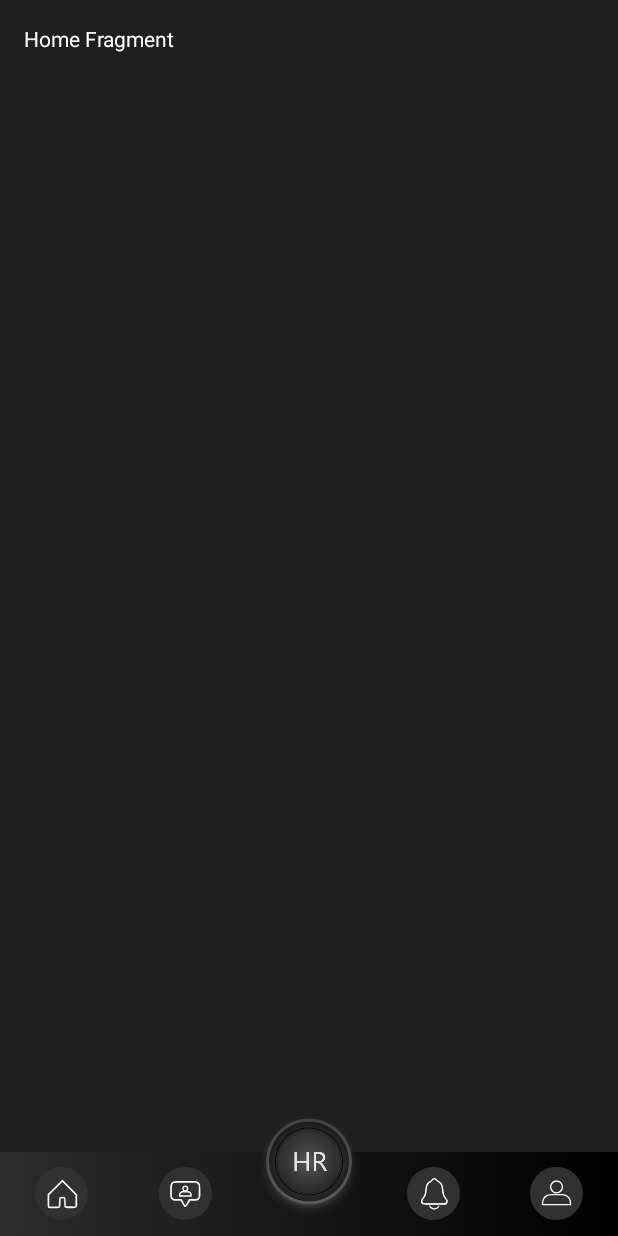
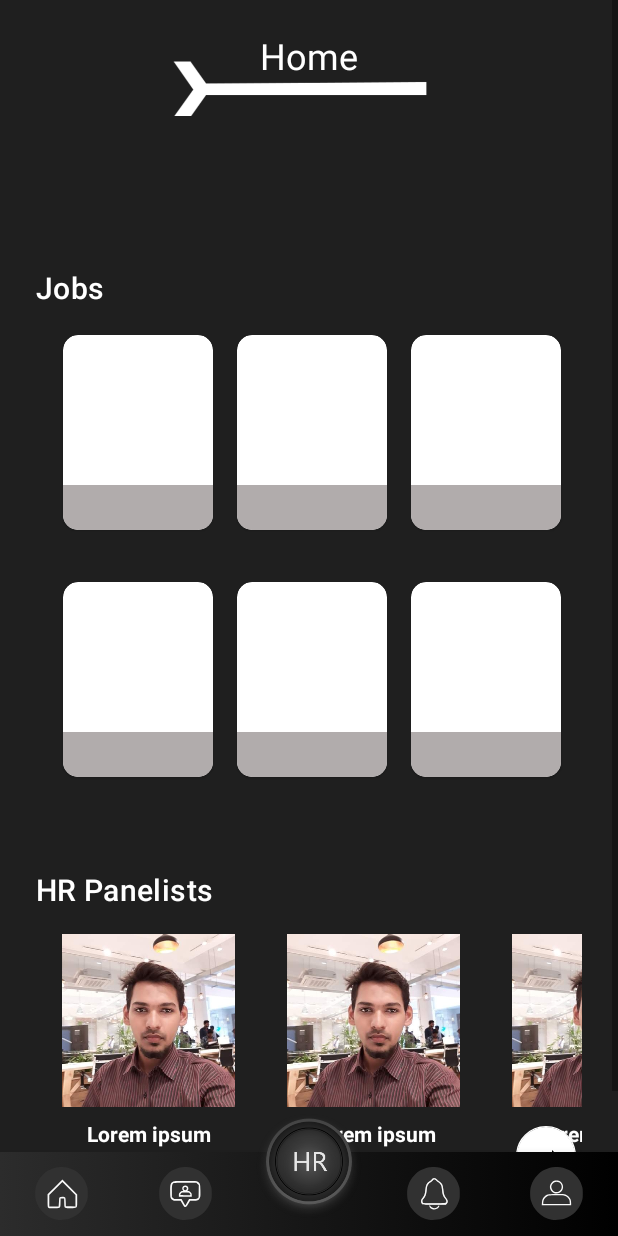
Before and after one commit to arsalanfakhar/Seklo, an Android app: the HomeFragment screen opened directly, with no data from a screen before it, on a phone screen of 412 x 824 dp. Run offline under Robolectric (Android 15) with nearby library versions, the phone set to English and light mode, and no system bars; our stand-ins replace navigation-ui.

Commit message:
Added home and notifications screen:

```diff
--- a/app/src/main/java/com/trulyfuture/seklo/HomeFragment.java
+++ /dev/null
@@ -1,19 +0,0 @@
-package com.trulyfuture.seklo;
-
-import android.os.Bundle;
-
-import androidx.fragment.app.Fragment;
-
-import android.view.LayoutInflater;
-import android.view.View;
-import android.view.ViewGroup;
-
-public class HomeFragment extends Fragment {
-
-    @Override
-    public View onCreateView(LayoutInflater inflater, ViewGroup container,
-                             Bundle savedInstanceState) {
-        // Inflate the layout for this fragment
-        return inflater.inflate(R.layout.fragment_home, container, false);
-    }
-}
--- a/app/src/main/java/com/trulyfuture/seklo/activities/MainActivity.java
+++ b/app/src/main/java/com/trulyfuture/seklo/activities/MainActivity.java
@@ -1,6 +1,9 @@
 package com.trulyfuture.seklo.activities;
 
 import androidx.appcompat.app.AppCompatActivity;
+import androidx.navigation.NavController;
+import androidx.navigation.Navigation;
+import androidx.navigation.ui.NavigationUI;
 
 import android.os.Bundle;
 
@@ -15,6 +18,12 @@ public class MainActivity extends AppCompatActivity {
 
         binding=ActivityMainBinding.inflate(getLayoutInflater());
         setContentView(binding.getRoot());
+
+        //no tint to bottom nav icons
         binding.bottomNavigationView.setItemIconTintList(null);
+
+        //setup bottom navigation
+        NavController navController= Navigation.findNavController(this,R.id.navHostfragment);
+        NavigationUI.setupWithNavController(binding.bottomNavigationView,navController);
     }
 }
--- /dev/null
+++ b/app/src/main/java/com/trulyfuture/seklo/adapters/HrAdapter.java
@@ -0,0 +1,45 @@
+package com.trulyfuture.seklo.adapters;
+
+import android.content.Context;
+import android.view.LayoutInflater;
+import android.view.View;
+import android.view.ViewGroup;
+
+import androidx.annotation.NonNull;
+import androidx.recyclerview.widget.RecyclerView;
+
+import com.trulyfuture.seklo.R;
+
+public class HrAdapter extends RecyclerView.Adapter<HrAdapter.HrAdapterViewHolder> {
+
+    private Context mContext;
+
+    public HrAdapter(Context mContext) {
+        this.mContext = mContext;
+    }
+
+    @NonNull
+    @Override
+    public HrAdapterViewHolder onCreateViewHolder(@NonNull ViewGroup parent, int viewType) {
+        return new HrAdapterViewHolder(
+                LayoutInflater.from(parent.getContext()).inflate(R.layout.hr_rv_item_layout,parent,false)
+        );
+    }
+
+    @Override
+    public void onBindViewHolder(@NonNull HrAdapterViewHolder holder, int position) {
+
+    }
+
+    @Override
+    public int getItemCount() {
+        return 5;
+    }
+
+    class HrAdapterViewHolder extends RecyclerView.ViewHolder{
+
+        public HrAdapterViewHolder(@NonNull View itemView) {
+            super(itemView);
+        }
+    }
+}
--- /dev/null
+++ b/app/src/main/java/com/trulyfuture/seklo/adapters/JobsAdapter.java
@@ -0,0 +1,45 @@
+package com.trulyfuture.seklo.adapters;
+
+import android.content.Context;
+import android.view.LayoutInflater;
+import android.view.View;
+import android.view.ViewGroup;
+
+import androidx.annotation.NonNull;
+import androidx.recyclerview.widget.RecyclerView;
+
+import com.trulyfuture.seklo.R;
+
+public class JobsAdapter extends RecyclerView.Adapter<JobsAdapter.JobsViewHolder> {
+
+    private Context mContext;
+
+    public JobsAdapter(Context mContext) {
+        this.mContext = mContext;
+    }
+
+    @NonNull
+    @Override
+    public JobsViewHolder onCreateViewHolder(@NonNull ViewGroup parent, int viewType) {
+        return new JobsViewHolder(
+                LayoutInflater.from(parent.getContext()).inflate(R.layout.jobs_rv_item_layout,parent,false)
+        );
+    }
+
+    @Override
+    public void onBindViewHolder(@NonNull JobsViewHolder holder, int position) {
+
+    }
+
+    @Override
+    public int getItemCount() {
+        return 8;
+    }
+
+    class JobsViewHolder extends RecyclerView.ViewHolder{
+
+        public JobsViewHolder(@NonNull View itemView) {
+            super(itemView);
+        }
+    }
+}
--- /dev/null
+++ b/app/src/main/java/com/trulyfuture/seklo/fragments/HomeFragment.java
@@ -0,0 +1,52 @@
+package com.trulyfuture.seklo.fragments;
+
+import android.os.Bundle;
+
+import androidx.annotation.Nullable;
+import androidx.fragment.app.Fragment;
+import androidx.recyclerview.widget.GridLayoutManager;
+import androidx.recyclerview.widget.LinearLayoutManager;
+
+import android.view.LayoutInflater;
+import android.view.View;
+import android.view.ViewGroup;
+
+import com.trulyfuture.seklo.adapters.HrAdapter;
+import com.trulyfuture.seklo.adapters.JobsAdapter;
+import com.trulyfuture.seklo.databinding.FragmentHomeBinding;
+
+public class HomeFragment extends Fragment {
+    private FragmentHomeBinding fragmentHomeBinding;
+    private JobsAdapter jobsAdapter;
+    private HrAdapter hrAdapter;
+    @Override
+    public View onCreateView(LayoutInflater inflater, ViewGroup container,
+                             Bundle savedInstanceState) {
+        // Inflate the layout for this fragment
+        fragmentHomeBinding=FragmentHomeBinding.inflate(getLayoutInflater());
+        return fragmentHomeBinding.getRoot();
+    }
+
+    @Override
+    public void onActivityCreated(@Nullable Bundle savedInstanceState) {
+        super.onActivityCreated(savedInstanceState);
+        init();
+    }
+
+    private void init(){
+        jobsAdapter=new JobsAdapter(getContext());
+        GridLayoutManager hrGridLayoutManager=new GridLayoutManager(getContext(),2);
+        hrGridLayoutManager.setOrientation(LinearLayoutManager.HORIZONTAL);
+        fragmentHomeBinding.jobsRV.setLayoutManager(hrGridLayoutManager);
+        fragmentHomeBinding.jobsRV.setAdapter(jobsAdapter);
+
+        hrAdapter=new HrAdapter(getContext());
+        GridLayoutManager jobsGridLayoutManager=new GridLayoutManager(getContext(),1);
+        jobsGridLayoutManager.setOrientation(LinearLayoutManager.HORIZONTAL);
+        fragmentHomeBinding.hrRV.setLayoutManager(jobsGridLayoutManager);
+        fragmentHomeBinding.hrRV.setAdapter(hrAdapter);
+
+
+
+    }
+}
--- a/app/src/main/res/layout/activity_main.xml
+++ b/app/src/main/res/layout/activity_main.xml
@@ -9,7 +9,7 @@
 
 
     <fragment
-        android:id="@+id/fragment"
+        android:id="@+id/navHostfragment"
         android:name="androidx.navigation.fragment.NavHostFragment"
         android:layout_width="0dp"
         android:layout_height="0dp"
--- a/app/src/main/res/layout/fragment_home.xml
+++ b/app/src/main/res/layout/fragment_home.xml
@@ -1,22 +1,108 @@
 <?xml version="1.0" encoding="utf-8"?>
-<androidx.constraintlayout.widget.ConstraintLayout
-    xmlns:android="http://schemas.android.com/apk/res/android"
+<ScrollView xmlns:android="http://schemas.android.com/apk/res/android"
     xmlns:app="http://schemas.android.com/apk/res-auto"
     xmlns:tools="http://schemas.android.com/tools"
     android:layout_width="match_parent"
     android:layout_height="match_parent"
     android:background="@color/colorPrimary"
-    tools:context=".HomeFragment">
+    tools:context=".fragments.HomeFragment">
 
+    <androidx.constraintlayout.widget.ConstraintLayout
+        android:layout_width="match_parent"
+        android:layout_height="wrap_content">
+
+
+        <androidx.constraintlayout.widget.Guideline
+            android:id="@+id/guideline4"
+            android:layout_width="wrap_content"
+            android:layout_height="wrap_content"
+            android:orientation="horizontal"
+            app:layout_constraintGuide_percent="0.05" />
 
         <TextView
             android:layout_width="wrap_content"
             android:layout_height="wrap_content"
-        android:layout_marginStart="16dp"
-        android:layout_marginLeft="16dp"
+            android:layout_marginBottom="24dp"
+            android:text="Home"
+            android:textAppearance="@style/TextAppearance.MaterialComponents.Headline5"
+            app:layout_constraintBottom_toBottomOf="@+id/imageView4"
+            app:layout_constraintEnd_toEndOf="parent"
+            app:layout_constraintStart_toStartOf="parent" />
+
+        <ImageView
+            android:id="@+id/imageView4"
+            android:layout_width="wrap_content"
+            android:layout_height="wrap_content"
+            android:src="@drawable/ic_app_logo"
+            app:layout_constraintEnd_toEndOf="parent"
+            app:layout_constraintStart_toStartOf="parent"
+            app:layout_constraintTop_toTopOf="@+id/guideline4" />
+
+        <androidx.constraintlayout.widget.Guideline
+            android:id="@+id/guideline5"
+            android:layout_width="wrap_content"
+            android:layout_height="wrap_content"
+            android:orientation="horizontal"
+            app:layout_constraintGuide_percent="0.2" />
+
+        <TextView
+            android:id="@+id/textView6"
+            android:layout_width="wrap_content"
+            android:layout_height="wrap_content"
+            android:layout_marginStart="24dp"
             android:layout_marginTop="16dp"
-        android:text="Home Fragment"
+            android:text="Jobs"
+            android:textAppearance="@style/TextAppearance.MaterialComponents.Headline6"
             app:layout_constraintStart_toStartOf="parent"
-        app:layout_constraintTop_toTopOf="parent" />
+            app:layout_constraintTop_toTopOf="@+id/guideline5" />
 
+        <androidx.recyclerview.widget.RecyclerView
+            android:id="@+id/jobsRV"
+            android:layout_width="0dp"
+            android:layout_height="350dp"
+            android:layout_marginStart="24dp"
+            android:layout_marginTop="8dp"
+            android:layout_marginEnd="24dp"
+            android:padding="10dp"
+            app:layout_constraintEnd_toEndOf="parent"
+            app:layout_constraintHorizontal_bias="0.0"
+            app:layout_constraintStart_toStartOf="parent"
+            app:layout_constraintTop_toBottomOf="@+id/textView6"
+            tools:listitem="@layout/jobsRV_item_layout" />
+
+        <TextView
+            android:id="@+id/textView7"
+            android:layout_width="wrap_content"
+            android:layout_height="wrap_content"
+            android:layout_marginTop="16dp"
+            android:text="HR Panelists"
+            android:textAppearance="@style/TextAppearance.MaterialComponents.Headline6"
+            app:layout_constraintStart_toStartOf="@+id/textView6"
+            app:layout_constraintTop_toBottomOf="@+id/jobsRV" />
+
+        <androidx.recyclerview.widget.RecyclerView
+            android:id="@+id/hrRV"
+            android:layout_width="0dp"
+            android:layout_height="180dp"
+            android:layout_marginTop="8dp"
+            android:layout_marginBottom="16dp"
+            app:layout_constraintBottom_toBottomOf="parent"
+            app:layout_constraintEnd_toEndOf="@+id/jobsRV"
+            app:layout_constraintStart_toStartOf="@+id/jobsRV"
+            app:layout_constraintTop_toBottomOf="@+id/textView7"
+            tools:listitem="@layout/hrRV_item_layout" />
+
+        <com.google.android.material.floatingactionbutton.FloatingActionButton
+            android:id="@+id/loginBtn"
+            android:layout_width="wrap_content"
+            android:layout_height="wrap_content"
+            android:layout_marginEnd="24dp"
+            android:layout_marginBottom="16dp"
+            android:clickable="true"
+            app:backgroundTint="@color/white"
+            app:fabSize="mini"
+            app:layout_constraintBottom_toBottomOf="parent"
+            app:layout_constraintEnd_toEndOf="parent"
+            app:srcCompat="@drawable/ic_next_arrow" />
     </androidx.constraintlayout.widget.ConstraintLayout>
+</ScrollView>
--- /dev/null
+++ b/app/src/main/res/layout/hr_rv_item_layout.xml
@@ -0,0 +1,53 @@
+<?xml version="1.0" encoding="utf-8"?>
+<androidx.constraintlayout.widget.ConstraintLayout
+    xmlns:android="http://schemas.android.com/apk/res/android"
+    xmlns:app="http://schemas.android.com/apk/res-auto"
+    xmlns:tools="http://schemas.android.com/tools"
+    android:layout_width="150dp"
+    android:background="@color/colorPrimary"
+    android:layout_height="wrap_content">
+
+    <ImageView
+        android:id="@+id/imageView5"
+        android:layout_width="115dp"
+        android:layout_height="115dp"
+        android:layout_marginTop="8dp"
+        app:layout_constraintEnd_toEndOf="parent"
+        app:layout_constraintStart_toStartOf="parent"
+        app:layout_constraintTop_toTopOf="parent"
+        android:src="@drawable/profile_pic" />
+
+    <TextView
+        android:id="@+id/textView8"
+        android:layout_width="wrap_content"
+        android:layout_height="wrap_content"
+        android:layout_marginTop="8dp"
+        android:text="Lorem ipsum"
+        android:textStyle="bold"
+        app:layout_constraintEnd_toEndOf="@+id/imageView5"
+        app:layout_constraintStart_toStartOf="@+id/imageView5"
+        app:layout_constraintTop_toBottomOf="@+id/imageView5" />
+
+    <TextView
+        android:id="@+id/textView9"
+        android:layout_width="wrap_content"
+        android:layout_height="wrap_content"
+        android:layout_marginTop="8dp"
+        android:text="hello king"
+        app:layout_constraintEnd_toEndOf="@+id/imageView5"
+        app:layout_constraintStart_toStartOf="@+id/imageView5"
+        app:layout_constraintTop_toBottomOf="@+id/textView8" />
+
+    <TextView
+        android:id="@+id/textView10"
+        android:layout_width="wrap_content"
+        android:layout_height="wrap_content"
+        android:layout_marginTop="8dp"
+        android:layout_marginBottom="8dp"
+        android:text="hi"
+        app:layout_constraintBottom_toBottomOf="parent"
+        app:layout_constraintEnd_toEndOf="@+id/imageView5"
+        app:layout_constraintStart_toStartOf="@+id/imageView5"
+        app:layout_constraintTop_toBottomOf="@+id/textView9" />
+
+</androidx.constraintlayout.widget.ConstraintLayout>
--- /dev/null
+++ b/app/src/main/res/layout/jobs_rv_item_layout.xml
@@ -0,0 +1,25 @@
+<?xml version="1.0" encoding="utf-8"?>
+<FrameLayout xmlns:android="http://schemas.android.com/apk/res/android"
+    android:layout_height="150dp"
+    android:layout_width="wrap_content"
+    xmlns:app="http://schemas.android.com/apk/res-auto">
+
+    <com.google.android.material.card.MaterialCardView
+        android:layout_width="100dp"
+        android:layout_height="130dp"
+        app:cardCornerRadius="10dp"
+        android:layout_marginLeft="8dp"
+        android:layout_marginRight="8dp"
+        android:layout_marginBottom="40dp"
+        >
+
+        <LinearLayout
+            android:layout_width="match_parent"
+            android:layout_height="30dp"
+            android:background="#B1ACAC"
+            android:layout_gravity="bottom">
+        </LinearLayout>
+    </com.google.android.material.card.MaterialCardView>
+
+
+</FrameLayout>
--- a/app/src/main/res/navigation/main_nav_graph.xml
+++ b/app/src/main/res/navigation/main_nav_graph.xml
@@ -3,11 +3,16 @@
     xmlns:app="http://schemas.android.com/apk/res-auto"
     xmlns:tools="http://schemas.android.com/tools"
     android:id="@+id/main_nav_graph"
-    app:startDestination="@id/homeFragment2">
+    app:startDestination="@id/homeFragment">
 
     <fragment
-        android:id="@+id/homeFragment2"
-        android:name="com.trulyfuture.seklo.HomeFragment"
+        android:id="@+id/homeFragment"
+        android:name="com.trulyfuture.seklo.fragments.HomeFragment"
         android:label="fragment_home"
         tools:layout="@layout/fragment_home" />
+    <fragment
+        android:id="@+id/notificationFragment"
+        android:name="com.trulyfuture.seklo.fragments.NotificationFragment"
+        android:label="fragment_notification"
+        tools:layout="@layout/fragment_notification" />
 </navigation>
```
Also changed, not shown: app/src/main/java/com/trulyfuture/seklo/adapters/NotificationsAdapter.java (added, +45 -0 lines), app/src/main/java/com/trulyfuture/seklo/fragments/NotificationFragment.java (added, +41 -0 lines), app/src/main/res/layout/fragment_notification.xml (added, +53 -0 lines), app/src/main/res/layout/notification_rv_item_layout.xml (added, +49 -0 lines), app/src/main/res/drawable/ic_notification.png (added), app/src/main/res/drawable/profile_pic.jpeg (added). Lines whose indentation alone changed are shown as unchanged.
